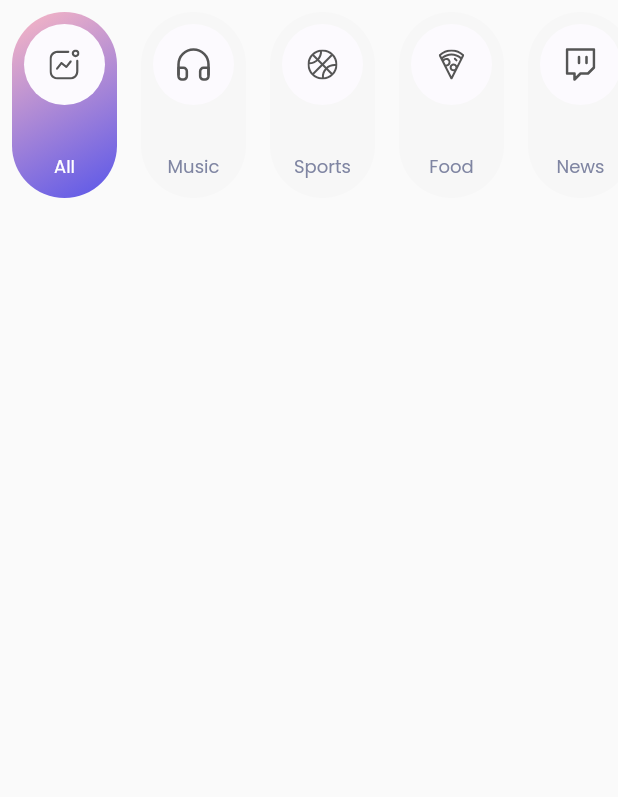
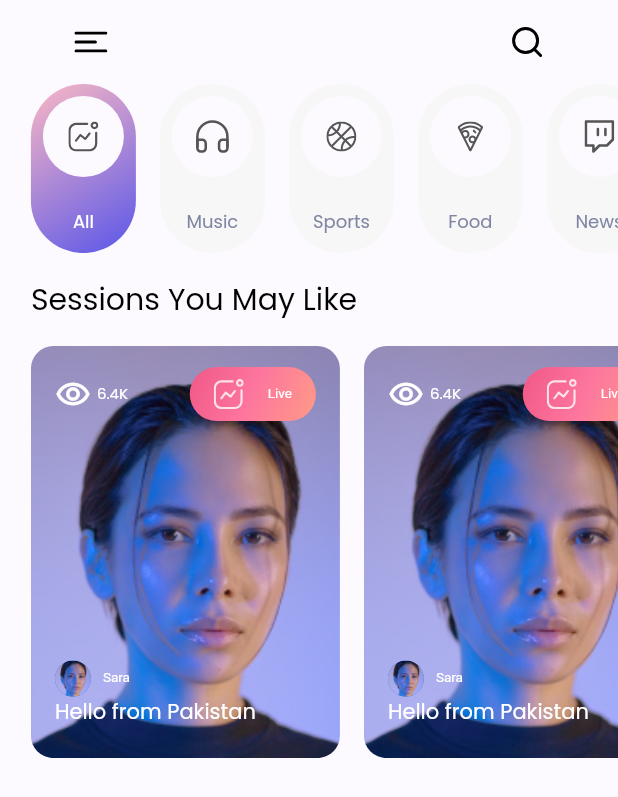
Before and after one commit to miladkhalighi/streaming-app-flutter, a Flutter app: the screen it shows after launch, on a phone screen of 412 x 824 dp. Shown: the top 797 px of the screen. Run offline on Flutter 3.47's test engine with Material 2 defaults, Android fonts, the phone set to English and light mode, and no system bars; our stand-ins replace flutter_svg, get, google_fonts; Roboto replaces fonts that are missing (Prompt).

Commit message:
create session item widget

```diff
--- a/lib/screens/home/home_screen.dart
+++ b/lib/screens/home/home_screen.dart
@@ -1,5 +1,8 @@
+import 'package:flutter/cupertino.dart';
 import 'package:flutter/material.dart';
+import 'package:flutter_svg/flutter_svg.dart';
 import 'package:get/get.dart';
+import 'package:google_fonts/google_fonts.dart';
 import 'package:streaming_app/controllers/category_items_controller.dart';
 import 'package:streaming_app/models/category_item_model.dart';
 
@@ -11,16 +14,23 @@ class HomeScreen extends StatelessWidget {
   @override
   Widget build(BuildContext context) {
     var size = MediaQuery.of(context).size;
+    var bodyMargin = size.width * 0.05;
     final CategoryItemsController categoryController = Get.put(CategoryItemsController());
-    return Scaffold(
+    return SafeArea(
+      child: Scaffold(
+        backgroundColor: const Color(0xFFFCFAFE),
+        appBar: buildAppBar(bodyMargin),
         body: Column(
+          crossAxisAlignment: CrossAxisAlignment.start,
           children: [
+            //category view
             SizedBox(
-            height: size.height * 0.17,
+              height: size.height / 7.31,
               child: ListView.builder(
+                    physics: const BouncingScrollPhysics(),
                     scrollDirection: Axis.horizontal,
                     itemBuilder: (context,index) => Padding(
-                    padding: const EdgeInsets.all(8.0),
+                      padding: EdgeInsets.fromLTRB(index==0 ? bodyMargin : 8,0,8,0),
                       child: Obx(
                         ()=> CategoryItemWidget(
                           selected: index == categoryController.selectedIndex.value ? true : false,
@@ -31,10 +41,133 @@ class HomeScreen extends StatelessWidget {
                     ),
                     itemCount: categoryItemsList.length,
                 ),
+            ),
+            const SizedBox(height: 16,),
+            Padding(
+              padding: EdgeInsets.only(left: bodyMargin),
+              child: Text('Sessions You May Like',style: GoogleFonts.poppins(fontSize: 20,color: Colors.black),),
+            ),
+            const SizedBox(height: 16,),
+            SizedBox(
+              height: size.height/3,
+              child: ListView.builder(
+                  physics: const BouncingScrollPhysics(),
+                  scrollDirection: Axis.horizontal,
+                  itemCount: 5,
+                  itemBuilder: (context,index){
+                    return Padding(
+                      padding: EdgeInsets.fromLTRB(index==0 ? bodyMargin : 8,0,8,0),
+                      child: SessionItemWidget(),
+                    );
+                  }),
             )
 
+
+
+          ],
+        ),
+      ),
+    );
+  }
+
+  AppBar buildAppBar(double bodyMargin) {
+    return AppBar(
+        backgroundColor: const Color(0xFFFCFAFE),
+        elevation: 0,
+        title: Row(
+          children: [
+            SizedBox(width: bodyMargin,),
+            IconButton(onPressed: (){}, icon: SvgPicture.asset('assets/icons/menu.svg')),
+            const Spacer(),
+            IconButton(onPressed: (){}, icon: SvgPicture.asset('assets/icons/search.svg'),),
+            SizedBox(width: bodyMargin,)
           ],
         ),
       );
   }
 }
+
+class SessionItemWidget extends StatelessWidget {
+  const SessionItemWidget({
+    Key? key,
+  }) : super(key: key);
+
+  @override
+  Widget build(BuildContext context) {
+    var size = MediaQuery.of(context).size;
+    return SizedBox(
+      width: size.width/2,
+      child: Stack(
+        children: [
+          //image
+          Container(
+            decoration: BoxDecoration(
+                borderRadius: BorderRadius.circular(15),
+                image: const DecorationImage(image: AssetImage('assets/images/user1.png'),fit: BoxFit.cover)
+            ),
+          ),
+          //botoom texts
+          Positioned(
+            bottom: 20,
+            left: 16,
+            child: Column(
+              crossAxisAlignment: CrossAxisAlignment.start,
+              children: [
+                Row(
+                  children: [
+                    CircleAvatar(backgroundImage : AssetImage('assets/images/user1.png'),radius: 12,),
+                    const SizedBox(width: 8,),
+                    Text('Sara',style: GoogleFonts.prompt(fontSize: 9,color: Colors.white),),
+                  ],
+                ),
+                Text('Hello from Pakistan',style: GoogleFonts.poppins(fontSize: 14,color: Colors.white),),
+              ],
+            ),
+          ),
+          //top left
+          Positioned(
+            top: 20,
+            left: 16,
+            child: Row(
+              children: [
+                const Icon(Icons.remove_red_eye_outlined,color: Colors.white,),
+                const SizedBox(width: 4,),
+                Text('6.4K',style: GoogleFonts.poppins(fontSize: 10,color: Colors.white),)
+              ],
+            ),
+          ),
+          //top right
+          Positioned(
+            top: 14,
+            right: 16,
+              child: Container(
+                decoration: BoxDecoration(
+                  borderRadius: BorderRadius.circular(40),
+                  gradient: const LinearGradient(
+                    begin: Alignment.topLeft,
+                    end: Alignment.bottomRight,
+                      colors: [
+                    Color(0xFFF15887),
+                    Color(0xFFFD769E),
+                    Color(0xFFFE9B86),
+                  ]),
+                ),
+                child: Padding(
+                  padding: const EdgeInsets.symmetric(vertical: 8),
+                  child: Row(
+                    children: [
+                      const SizedBox(width: 16,),
+                      SvgPicture.asset('assets/icons/activity.svg',color: Colors.white.withOpacity(0.8),),
+                      const SizedBox(width: 16,),
+                      Text('Live',style: GoogleFonts.prompt(fontSize: 9,color: Colors.white),),
+                      const SizedBox(width: 16,),
+                    ],
+                  ),
+                ),
+              )
+          ),
+        ],
+      ),
+    );
+  }
+}
--- a/pubspec.yaml
+++ b/pubspec.yaml
@@ -63,6 +63,7 @@ flutter:
   # To add assets to your application, add an assets section, like this:
   assets:
     - assets/icons/
+    - assets/images/
 
   # An image asset can refer to one or more resolution-specific "variants", see
   # https://flutter.dev/assets-and-images/#resolution-aware
```
Also changed, not shown: assets/icons/menu.svg (added), assets/icons/search.svg (added), assets/images/user1.png (added). Lines whose indentation alone changed are shown as unchanged.
